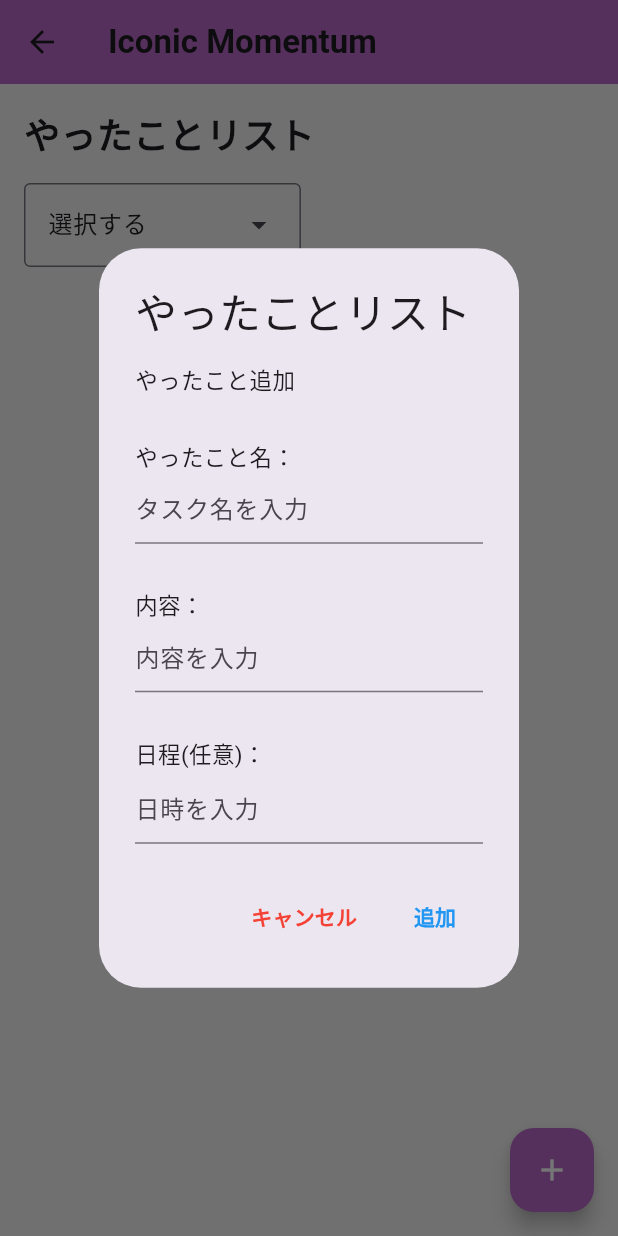
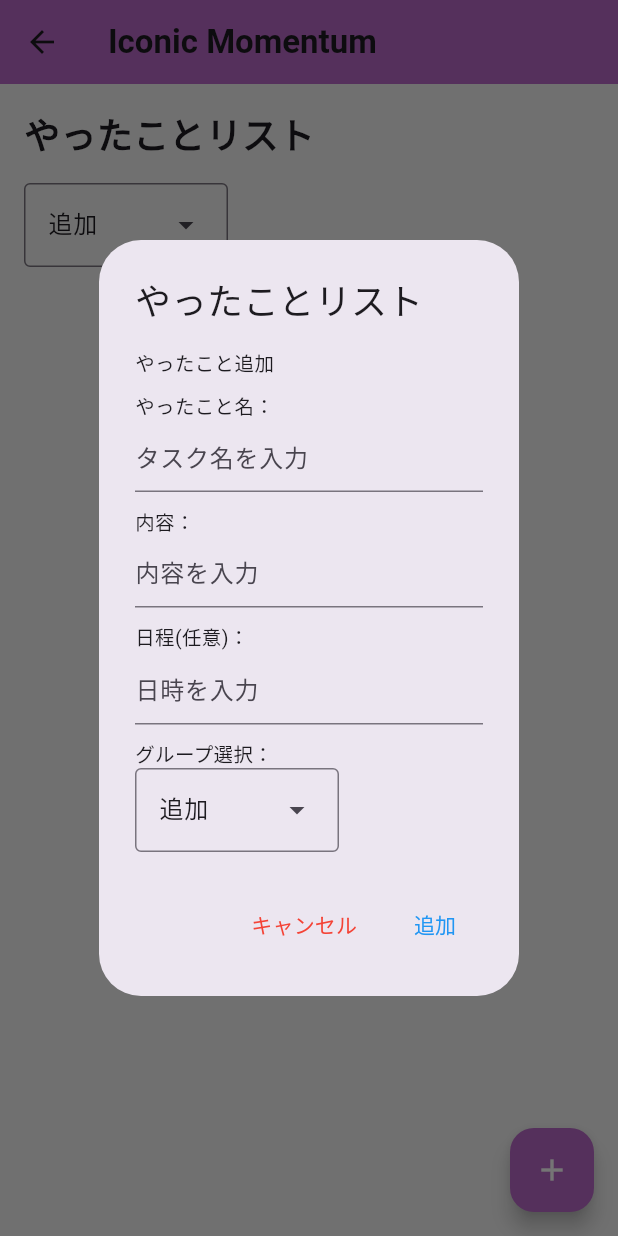
Before and after one commit to rikut0904/iconic_momentum, a Flutter app: the CompletedTasksPage screen opened directly, after a tap on "追加", after a tap on the "add" icon, on a phone screen of 412 x 824 dp. Run offline on Flutter 3.47's test engine with Material 3 defaults, Android fonts, the phone set to English and light mode, and no system bars; our stand-ins replace flutter_hooks, flutter_riverpod, table_calendar.

Commit message:
group機能

```diff
--- /dev/null
+++ b/lib/BottomNavigatinBar/task_provider.dart
@@ -0,0 +1,65 @@
+import 'package:flutter_riverpod/flutter_riverpod.dart';
+
+/// TodoItem のクラス定義
+class TodoItem {
+  final String title;
+  final String content;
+  final String schedule;
+  final bool done;
+
+  TodoItem({
+    required this.title,
+    required this.content,
+    required this.schedule,
+    required this.done,
+  });
+
+  /// copyWith メソッドで値を更新
+  TodoItem copyWith({
+    String? title,
+    String? content,
+    String? schedule,
+    bool? done,
+  }) {
+    return TodoItem(
+      title: title ?? this.title,
+      content: content ?? this.content,
+      schedule: schedule ?? this.schedule,
+      done: done ?? this.done,
+    );
+  }
+}
+
+/// タスクリストを管理する StateNotifier
+class TaskNotifier extends StateNotifier<List<TodoItem>> {
+  TaskNotifier() : super([]);
+
+  /// 新しいタスクを追加
+  void addTask(String title, String content, String schedule) {
+    state = [
+      ...state,
+      TodoItem(title: title, content: content, schedule: schedule, done: false),
+    ];
+  }
+
+  /// タスクを削除
+  void removeTask(int index) {
+    state = List.from(state)..removeAt(index);
+  }
+
+  /// タスクの完了状態を切り替え
+  void toggleTaskDone(int index) {
+    state = [
+      for (int i = 0; i < state.length; i++)
+        if (i == index)
+          state[i].copyWith(done: !state[i].done)
+        else
+          state[i]
+    ];
+  }
+}
+
+/// タスクリスト用プロバイダー
+final taskProvider = StateNotifierProvider<TaskNotifier, List<TodoItem>>(
+  (ref) => TaskNotifier(),
+);
--- a/lib/BottomNavigatinBar/tasks_page.dart
+++ b/lib/BottomNavigatinBar/tasks_page.dart
@@ -1,19 +1,17 @@
 import 'package:flutter/material.dart';
-import 'package:iconic_momentum/dropdown_menu.dart';
+import 'package:iconic_momentum/dropdown_provider/dropdown_menu.dart';
 
-typedef TodoItem = ({String title, bool done});
+typedef TodoItem = ({String title, String content, String schedule, bool done});
 
 class CompletedTasksPage extends StatefulWidget {
   const CompletedTasksPage({super.key, required List completedTasks});
 
   @override
-  // ignore: library_private_types_in_public_api
-  _CompletedTasksPageState createState() => _CompletedTasksPageState();
+  State<CompletedTasksPage> createState() => _CompletedTasksPageState();
 }
 
 class _CompletedTasksPageState extends State<CompletedTasksPage> {
-  final List<({String title, String content, String schedule, bool done})>
-      todoItems = [];
+  final List<TodoItem> todidItems = [];
 
   /// 新しいタスクを追加する処理
   void _addNewTask(BuildContext context) {
@@ -26,65 +24,42 @@ class _CompletedTasksPageState extends State<CompletedTasksPage> {
       builder: (context) => AlertDialog(
         title: const Text(
           'やったことリスト',
-          style: TextStyle(
-            fontSize: 28,
+          style: TextStyle(fontSize: 24),
         ),
-        ),
-        content: Column(
+        content: SingleChildScrollView(
+          child: Column(
             mainAxisSize: MainAxisSize.min,
-          crossAxisAlignment: CrossAxisAlignment.start, // 左揃え
+            crossAxisAlignment: CrossAxisAlignment.start,
             children: [
-            const Text(
-              'やったこと追加',
-              style: TextStyle(
-                fontSize: 15,
-              ),
-            ),
-            const SizedBox(height: 30),
-            const Text(
-              'やったこと名：',
-              style: TextStyle(
-                fontSize: 15,
-              ),
-            ),
+              const Text('やったこと追加', style: TextStyle(fontSize: 13)),
+              const SizedBox(height: 10),
+              const Text('やったこと名：', style: TextStyle(fontSize: 13)),
               TextField(
                 controller: todoName,
                 decoration: const InputDecoration(hintText: 'タスク名を入力'),
               ),
-            const SizedBox(height: 30),
-            const Text(
-              '内容：',
-              style: TextStyle(
-                fontSize: 15,
-              ),
-            ),
+              const SizedBox(height: 10),
+              const Text('内容：', style: TextStyle(fontSize: 13)),
               TextField(
                 controller: todoContent,
                 decoration: const InputDecoration(hintText: '内容を入力'),
               ),
-            const SizedBox(height: 30),
-            const Text(
-              '日程(任意)：',
-              style: TextStyle(
-                fontSize: 15,
-              ),
-            ),
+              const SizedBox(height: 10),
+              const Text('日程(任意)：', style: TextStyle(fontSize: 13)),
               TextField(
                 controller: todoSchedule,
                 decoration: const InputDecoration(hintText: '日時を入力'),
               ),
+              const SizedBox(height: 10),
+              const Text('グループ選択：', style: TextStyle(fontSize: 13)),
+              const DropdownMenuExample(),
             ],
+          ),
         ),
         actions: [
           TextButton(
             onPressed: () => Navigator.of(context).pop(),
-            child: const Text(
-              'キャンセル',
-              style: TextStyle(
-                color: Colors.red,
-                fontWeight: FontWeight.bold,
-              ),
-            ),
+            child: const Text('キャンセル', style: TextStyle(color: Colors.red)),
           ),
           TextButton(
             onPressed: () {
@@ -94,7 +69,7 @@ class _CompletedTasksPageState extends State<CompletedTasksPage> {
 
               if (taskName.isNotEmpty) {
                 setState(() {
-                  todoItems.add((
+                  todidItems.add((
                     title: taskName,
                     content: taskContent,
                     schedule: taskSchedule,
@@ -104,13 +79,7 @@ class _CompletedTasksPageState extends State<CompletedTasksPage> {
               }
               Navigator.of(context).pop();
             },
-            child: const Text(
-              '追加',
-              style: TextStyle(
-                color: Colors.blue,
-                fontWeight: FontWeight.bold,
-              ),
-            ),
+            child: const Text('追加', style: TextStyle(color: Colors.blue)),
           ),
         ],
       ),
@@ -120,7 +89,7 @@ class _CompletedTasksPageState extends State<CompletedTasksPage> {
   /// タスクを削除する処理
   void _removeTask(int index) {
     setState(() {
-      todoItems.removeAt(index);
+      todidItems.removeAt(index);
     });
   }
 
@@ -145,8 +114,9 @@ class _CompletedTasksPageState extends State<CompletedTasksPage> {
             ),
             const SizedBox(height: 16),
             const DropdownMenuExample(),
+            const SizedBox(height: 16),
             Expanded(
-              child: todoItems.isEmpty
+              child: todidItems.isEmpty
                   ? const Center(
                       child: Text(
                         'タスクはまだありません',
@@ -154,9 +124,9 @@ class _CompletedTasksPageState extends State<CompletedTasksPage> {
                       ),
                     )
                   : ListView.builder(
-                      itemCount: todoItems.length,
+                      itemCount: todidItems.length,
                       itemBuilder: (context, index) {
-                        final item = todoItems[index];
+                        final item = todidItems[index];
                         return Card(
                           margin: const EdgeInsets.symmetric(vertical: 8.0),
                           child: ListTile(
--- a/lib/dropdown_menu.dart
+++ /dev/null
@@ -1,40 +0,0 @@
-import 'package:flutter/material.dart';
-
-class DropdownMenuExample extends StatefulWidget {
-  const DropdownMenuExample({super.key});
-  @override
-  State<DropdownMenuExample> createState() => _DropdownMenuExampleState();
-}
-
-typedef MenuEntry = DropdownMenuEntry<String>;
-
-class _DropdownMenuExampleState extends State<DropdownMenuExample> {
-  static final List<String> list = [
-    "選択する",
-    "個人",
-    "金沢工業大学",
-    "その他",
-    "追加",
-  ];
-
-  static final List<MenuEntry> menuEntries = list
-      .map<MenuEntry>((String name) => MenuEntry(value: name, label: name))
-      .toList();
-
-  String dropdownValue = list.first;
-
-  @override
-  Widget build(BuildContext context) {
-    return DropdownMenu<String>(
-      initialSelection: dropdownValue,
-      onSelected: (String? value) {
-        if (value != null) {
-          setState(() {
-            dropdownValue = value;
-          });
-        }
-      },
-      dropdownMenuEntries: menuEntries,
-    );
-  }
-}
--- /dev/null
+++ b/lib/dropdown_provider/doropdown_riverpod.dart
@@ -0,0 +1,37 @@
+import 'package:flutter_riverpod/flutter_riverpod.dart';
+
+/// ドロップダウンメニューのリストを管理する StateNotifier
+class DropdownListNotifier extends StateNotifier<List<String>> {
+  DropdownListNotifier() : super(["追加"]); // 初期値は「追加」のみ
+
+  /// 新しい項目を追加するメソッド
+  void addItem(String newItem) {
+    state = [...state, newItem]; // 新しいリストを生成して更新
+  }
+}
+
+/// ドロップダウンメニューのリストを管理するプロバイダー
+final dropdownListProvider =
+    StateNotifierProvider<DropdownListNotifier, List<String>>(
+        (ref) => DropdownListNotifier());
+
+/// 現在選択されている値を管理するプロバイダー
+final dropdownValueProvider = StateProvider<String>((ref) => "追加");
+
+/// カスタムドロップダウンのリストを管理する StateNotifier
+class CustomDropdownNotifier extends StateNotifier<List<String>> {
+  CustomDropdownNotifier() : super(["項目追加"]); // 初期値を変更
+
+  /// 新しい項目を追加
+  void addCustomItem(String newItem) {
+    state = [...state, newItem]; // 新しいリストを生成して更新
+  }
+}
+
+/// カスタムドロップダウンのリストプロバイダー
+final customDropdownProvider =
+    StateNotifierProvider<CustomDropdownNotifier, List<String>>(
+        (ref) => CustomDropdownNotifier());
+
+/// 現在選択されている値を管理するプロバイダー
+final selectedDropdownValueProvider = StateProvider<String>((ref) => "項目追加");
--- /dev/null
+++ b/lib/dropdown_provider/dropdown_menu.dart
@@ -0,0 +1,91 @@
+import 'package:flutter/material.dart';
+import 'package:flutter_riverpod/flutter_riverpod.dart';
+import 'package:iconic_momentum/dropdown_provider/doropdown_riverpod.dart';
+
+class DropdownMenuExample extends ConsumerWidget {
+  const DropdownMenuExample({super.key});
+
+  @override
+  Widget build(BuildContext context, WidgetRef ref) {
+    // 現在のリストと選択された値を取得
+    final dropdownList = ref.watch(dropdownListProvider);
+    final dropdownValue = ref.watch(dropdownValueProvider);
+
+    /// ダイアログを表示し、新しい項目を追加
+    Future<void> showAddItemDialog() async {
+      String newItem = '';
+      await showDialog(
+        context: context,
+        builder: (context) => AlertDialog(
+          title: const Text('新しい項目を追加'),
+          content: TextField(
+            decoration: const InputDecoration(hintText: '項目名を入力してください'),
+            onChanged: (value) {
+              newItem = value;
+            },
+          ),
+          actions: [
+            TextButton(
+              onPressed: () => Navigator.of(context).pop(),
+              child: const Text('キャンセル', style: TextStyle(color: Colors.red)),
+            ),
+            TextButton(
+              onPressed: () {
+                if (newItem.isNotEmpty) {
+                  ref
+                      .read(dropdownListProvider.notifier)
+                      .addItem(newItem); // リストを更新
+                  Navigator.of(context).pop();
+                }
+              },
+              child: const Text('追加', style: TextStyle(color: Colors.blue)),
+            ),
+          ],
+        ),
+      );
+    }
+
+    return DropdownMenu<String>(
+      initialSelection: dropdownValue,
+      dropdownMenuEntries: dropdownList
+          .map((String value) => DropdownMenuEntry(value: value, label: value))
+          .toList(),
+      onSelected: (String? value) {
+        if (value != null) {
+          if (value == "追加") {
+            showAddItemDialog(); // 「追加」選択時にダイアログ表示
+          } else {
+            ref.read(dropdownValueProvider.notifier).state = value; // 選択値を更新
+            Navigator.push(
+              context,
+              MaterialPageRoute(
+                builder: (context) => DetailPage(title: value), // 遷移先ページ
+              ),
+            );
+          }
+        }
+      },
+    );
+  }
+}
+
+class DetailPage extends StatelessWidget {
+  final String title;
+
+  const DetailPage({super.key, required this.title});
+
+  @override
+  Widget build(BuildContext context) {
+    return Scaffold(
+      appBar: AppBar(
+        title: Text('$title の詳細ページ'),
+      ),
+      body: Center(
+        child: Text(
+          '$title に関するコンテンツ',
+          style: const TextStyle(fontSize: 24),
+        ),
+      ),
+    );
+  }
+}
```
Also changed, not shown: lib/BottomNavigatinBar/completed_tasks_page.dart (added, +47 -0 lines), lib/BottomNavigatinBar/task_add_bottom.dart (added, +75 -0 lines), lib/BottomNavigatinBar/task_ui.dart (added, +43 -0 lines). Lines whose indentation alone changed are shown as unchanged.
